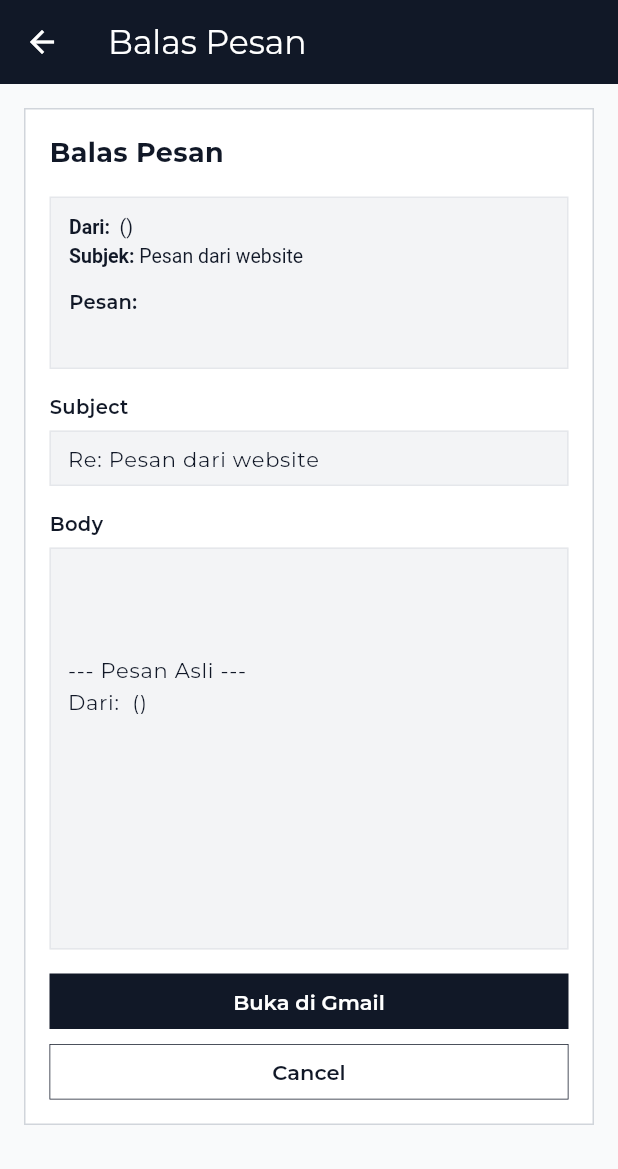
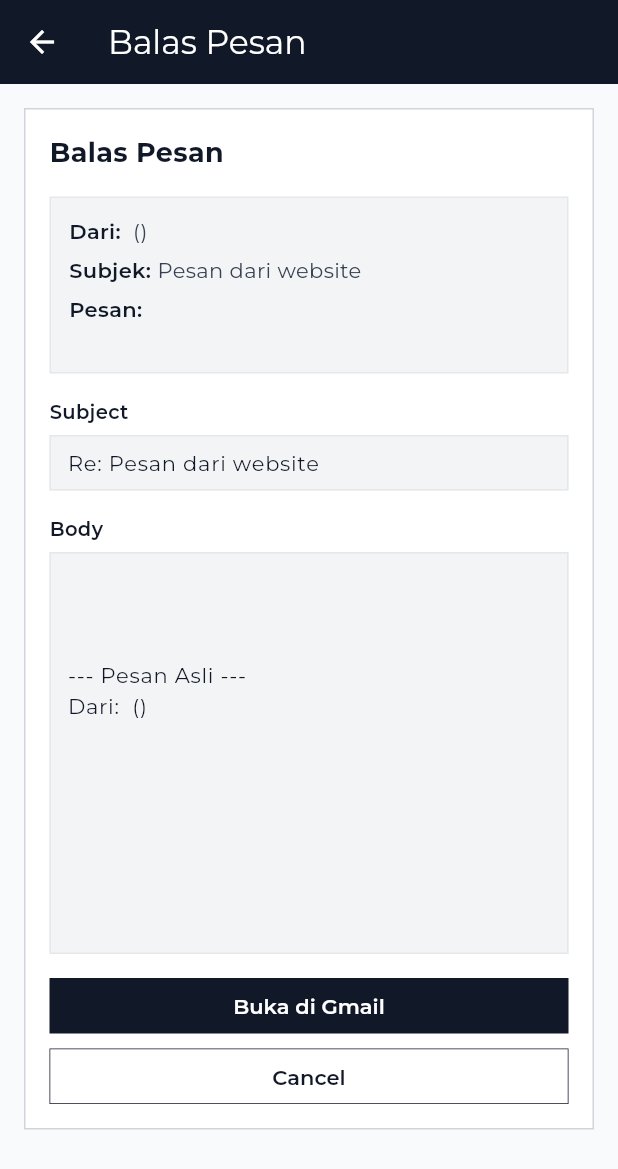
Before and after one commit to SirGhaniR/kneadtoknow_dashboard, a Flutter app: the ContactReplyScreen screen opened directly with empty values, on a phone screen of 412 x 824 dp. Shown: the top 1169 px of the screen. Run offline on Flutter 3.47's test engine with Material 3 defaults, Android fonts, the phone set to English and light mode, and no system bars; our stand-ins replace dio, fl_chart, image_picker, shared_preferences; missing offline and left inert: flutter_email_sender; accounts and stored records are empty; project files that could hold a hidden picture were left out.

Commit message:
fix: ui inconsistencies

```diff
--- a/lib/screens/contact/contact_reply_screen.dart
+++ b/lib/screens/contact/contact_reply_screen.dart
@@ -51,32 +51,37 @@ class _ContactReplyScreenState extends State<ContactReplyScreen> {
                     ),
                     child: Column(
                       crossAxisAlignment: CrossAxisAlignment.start,
-                      spacing: 4,
+                      spacing: 6,
                       children: [
                         _infoLine(
-                          'Dari:',
+                          label: 'Dari',
+                          value:
                               '${widget.contact.name} (${widget.contact.email})',
                         ),
                         _infoLine(
-                          'Subjek:',
-                          widget.contact.subject.isEmpty
+                          label: 'Subjek',
+                          value: widget.contact.subject.isEmpty
                               ? 'Pesan dari website'
                               : widget.contact.subject,
                         ),
-                        const SizedBox(height: 6),
+                        Column(
+                          crossAxisAlignment: CrossAxisAlignment.start,
+                          children: [
                             const Text(
                               'Pesan:',
                               style: TextStyle(
-                            fontSize: 13,
+                                fontSize: 14,
                                 fontWeight: FontWeight.w600,
                               ),
                             ),
                             Text(
                               widget.contact.message,
                               style: const TextStyle(
-                            fontSize: 13,
+                                fontSize: 14,
                                 color: AppColors.gray700,
                               ),
+                            ),
+                          ],
                         ),
                       ],
                     ),
@@ -177,18 +182,18 @@ class _ContactReplyScreenState extends State<ContactReplyScreen> {
     );
   }
 
-  Widget _infoLine(String label, String value) {
-    return RichText(
-      text: TextSpan(
-        style: const TextStyle(fontSize: 13, color: AppColors.gray900),
+  Widget _infoLine({required String label, required String value}) {
+    return Row(
       children: [
-          TextSpan(
-            text: '$label ',
-            style: const TextStyle(fontWeight: FontWeight.w600),
+        Text(
+          '$label: ',
+          style: TextStyle(fontSize: 14, fontWeight: FontWeight.w600),
         ),
-          TextSpan(text: value),
+        Text(
+          value,
+          style: const TextStyle(fontSize: 14, color: AppColors.gray700),
+        ),
       ],
-      ),
     );
   }
 
```
Lines whose indentation alone changed are shown as unchanged.
